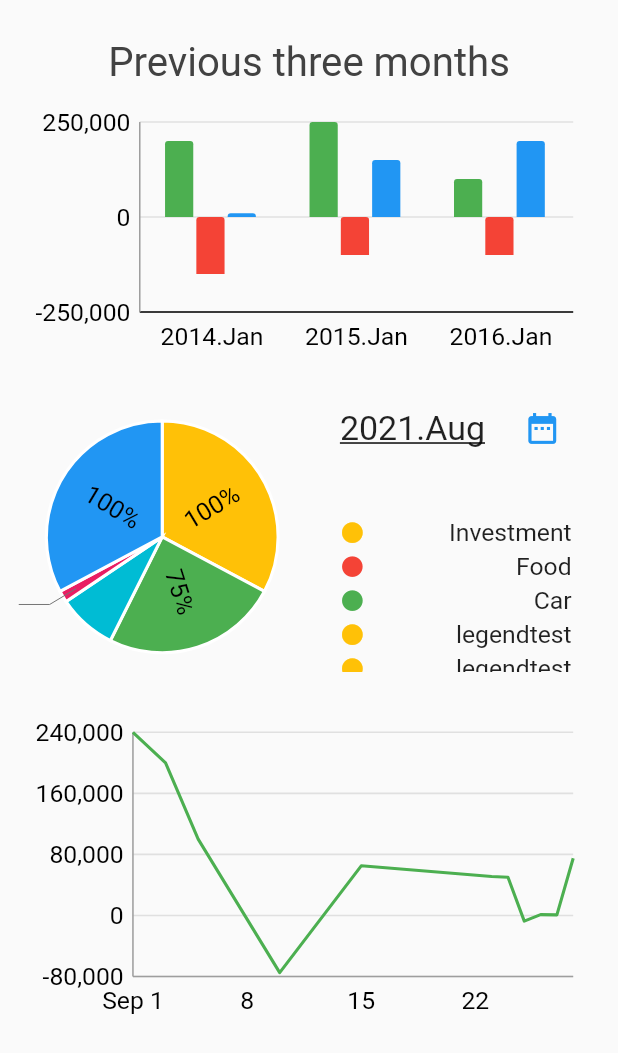
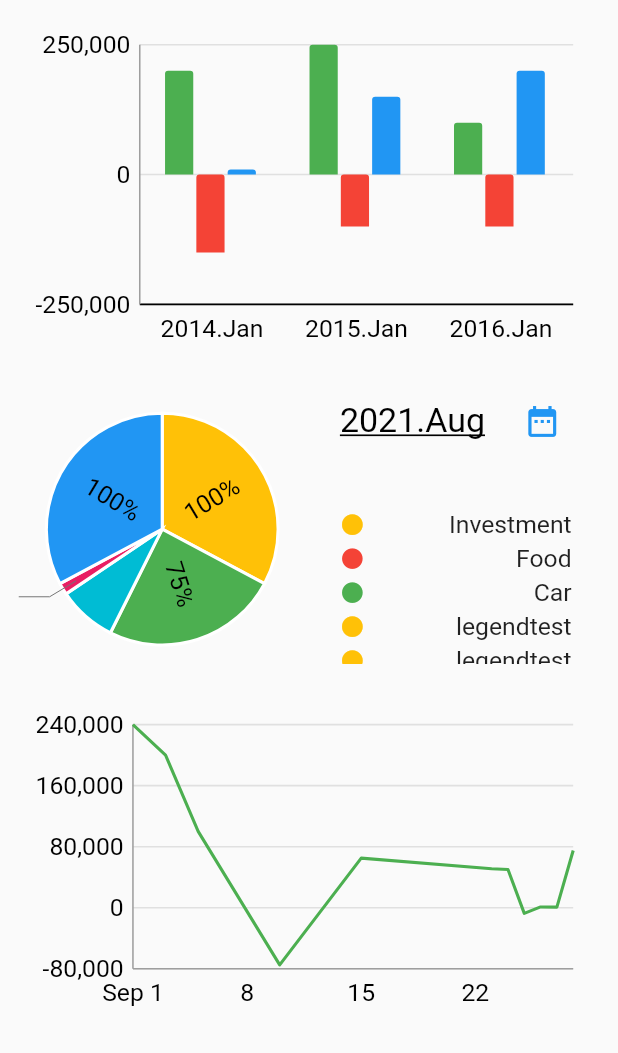
Before and after one commit to dodoqqww/my_budget, a Flutter app: the GraphScreen screen opened directly, on a phone screen of 412 x 824 dp. Shown: the top 1053 px of the screen. Run offline on Flutter 3.47's test engine with Material 2 defaults, Android fonts, the phone set to English and light mode, and no system bars; our stand-ins replace charts_flutter, convex_bottom_bar, expandable, get_it, month_picker_dialog, responsive_framework and 1 more; missing offline and left inert: charts_common, flutter_date_picker_timeline, flutter_material_color_picker, flutter_picker; generated files the repository leaves out were written again.

Commit message:
app theme centralized 99%

```diff
--- a/lib/ui/common/style.dart
+++ b/lib/ui/common/style.dart
@@ -18,8 +18,11 @@ class AppListItemDivider extends StatelessWidget {
 
 // textfield decoration
 InputDecoration getAppTextFieldDecoration(
-    {String labelText, String hintText = ""}) {
+    {@required String labelText,
+    String hintText = "",
+    @required BuildContext context}) {
   return InputDecoration(
+    labelStyle: Theme.of(context).textTheme.bodyText1,
     enabledBorder: OutlineInputBorder(
       borderRadius: BorderRadius.circular(25),
       borderSide: BorderSide(color: Colors.blue, width: 1.0),
--- a/lib/ui/common/theme.dart
+++ b/lib/ui/common/theme.dart
@@ -10,15 +10,17 @@ final appTheme = ThemeData(
   primarySwatch: Colors.blue,
   shadowColor: Colors.lightBlue,
   dividerColor: Colors.blue,
+  iconTheme: IconThemeData(size: 24),
   textTheme: TextTheme(
     //main screen sum 32
-    headline1: TextStyle(fontSize: 32),
+    headline1: TextStyle(fontSize: 32, fontWeight: FontWeight.w400),
     //main title 28
     headline2: TextStyle(fontSize: 26, color: Colors.black),
     //graph screen month text
-    headline3: TextStyle(fontSize: 22),
+    headline3: TextStyle(
+        fontSize: 22, fontWeight: FontWeight.w400, color: Colors.black),
     //list items 18
-    bodyText1: TextStyle(fontSize: 18.0),
+    bodyText1: TextStyle(fontSize: 18.0, fontWeight: FontWeight.w400),
     //only in graph data text
     bodyText2: TextStyle(fontSize: 16.0),
   ),
--- a/lib/ui/screens/graph_screen.dart
+++ b/lib/ui/screens/graph_screen.dart
@@ -25,7 +25,7 @@ class GraphScreen extends StatelessWidget {
             MonthChartWidget(),
           ],
           staggeredTiles: [
-            StaggeredTile.extent(4, 240.0),
+            StaggeredTile.extent(4, 235.0),
             StaggeredTile.extent(2, 215.0),
             StaggeredTile.extent(2, 75.0),
             StaggeredTile.extent(2, 140.0),
@@ -103,10 +103,10 @@ class MonthSelectorWidget extends StatelessWidget {
               //TODO picker mint frequencynél
               Text(
                 "2021.Aug",
-                style: TextStyle(
-                  fontSize: Theme.of(context).textTheme.headline3.fontSize,
-                  decoration: TextDecoration.underline,
-                ),
+                style: Theme.of(context)
+                    .textTheme
+                    .headline3
+                    .copyWith(decoration: TextDecoration.underline),
               ),
               IconButton(
                   onPressed: () {
--- a/lib/ui/widgets/chart_widgets.dart
+++ b/lib/ui/widgets/chart_widgets.dart
@@ -57,7 +57,7 @@ class ComboChart extends StatelessWidget {
             // Make sure we don't have values less than 1 as ticks
             // (ie: counts).
 
-            desiredMinTickCount: 5,
+            desiredMinTickCount: 4,
             dataIsInWholeNumbers: true,
             // Fixed tick count to highlight the integer only behavior
             // generating ticks [0, 1, 2, 3, 4].
@@ -74,17 +74,22 @@ class ComboChart extends StatelessWidget {
             customRendererId: 'customLine')
       ],
       behaviors: [
-        new charts.ChartTitle('Previous three months',
-            titleStyleSpec: TextStyleSpec(
-                fontSize:
-                    Theme.of(context).textTheme.headline2.fontSize.toInt()),
-            behaviorPosition: charts.BehaviorPosition.top,
-            titleOutsideJustification: charts.OutsideJustification.end,
-            // Set a larger inner padding than the default (10) to avoid
-            // rendering the text too close to the top measure axis tick label.
-            // The top tick label may extend upwards into the top margin region
-            // if it is located at the top of the draw area.
-            innerPadding: 10),
+        // new charts.ChartTitle('Previous three months',
+        //     titleStyleSpec: TextStyleSpec(
+        //         fontSize:
+        //             Theme.of(context).textTheme.headline2.fontSize.toInt(),
+        //         fontWeight: Theme.of(context)
+        //             .textTheme
+        //             .headline2
+        //             .fontWeight
+        //             .toString()),
+        //     behaviorPosition: charts.BehaviorPosition.top,
+        //     titleOutsideJustification: charts.OutsideJustification.end,
+        //     // Set a larger inner padding than the default (10) to avoid
+        //     // rendering the text too close to the top measure axis tick label.
+        //     // The top tick label may extend upwards into the top margin region
+        //     // if it is located at the top of the draw area.
+        //     innerPadding: 10),
         // new charts.SlidingViewport(),
         new charts.LinePointHighlighter(
             showHorizontalFollowLine:
--- a/lib/ui/widgets/legend_widget.dart
+++ b/lib/ui/widgets/legend_widget.dart
@@ -4,9 +4,14 @@ class MyLegendWidget extends StatelessWidget {
   final String text;
   final MaterialColor color;
   final double space;
+  final TextStyle style;
 
   const MyLegendWidget(
-      {Key key, @required this.text, @required this.color, this.space = 3})
+      {Key key,
+      @required this.text,
+      @required this.color,
+      this.space = 3,
+      this.style})
       : super(key: key);
 
   @override
@@ -23,7 +28,8 @@ class MyLegendWidget extends StatelessWidget {
           ),
           Text(
             text,
-            style: Theme.of(context).textTheme.bodyText2,
+            style:
+                style == null ? Theme.of(context).textTheme.bodyText2 : style,
           )
         ],
       ),
```
Also changed, not shown: lib/ui/screens/main_screen.dart (+38 -28 lines), lib/ui/screens/settings_screen.dart (+57 -47 lines), lib/ui/widgets/add_category_dialog.dart (+8 -3 lines), lib/ui/widgets/fitted_text.dart (+5 -5 lines).
